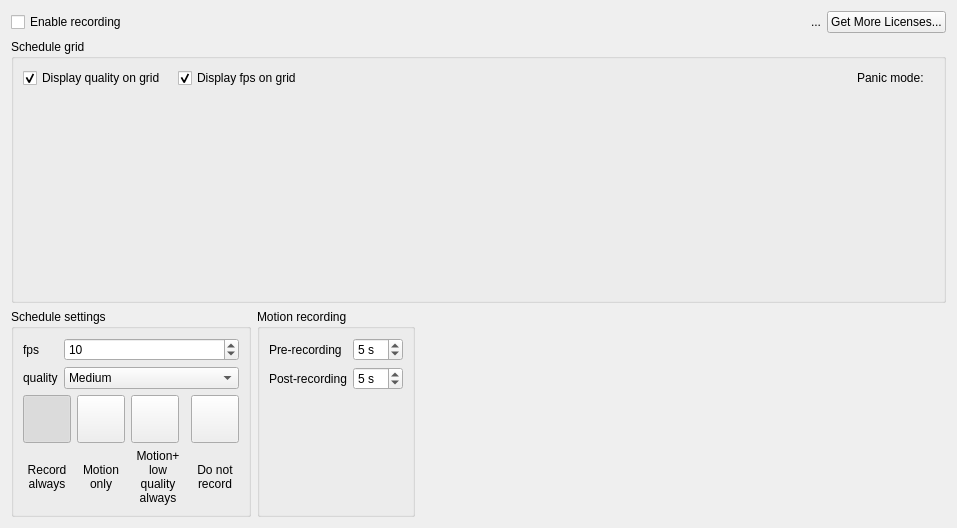
Above: client/src/ui/widgets/properties/camera_schedule_widget.ui from networkoptix/nx_open before the change. Below: the same form after it.
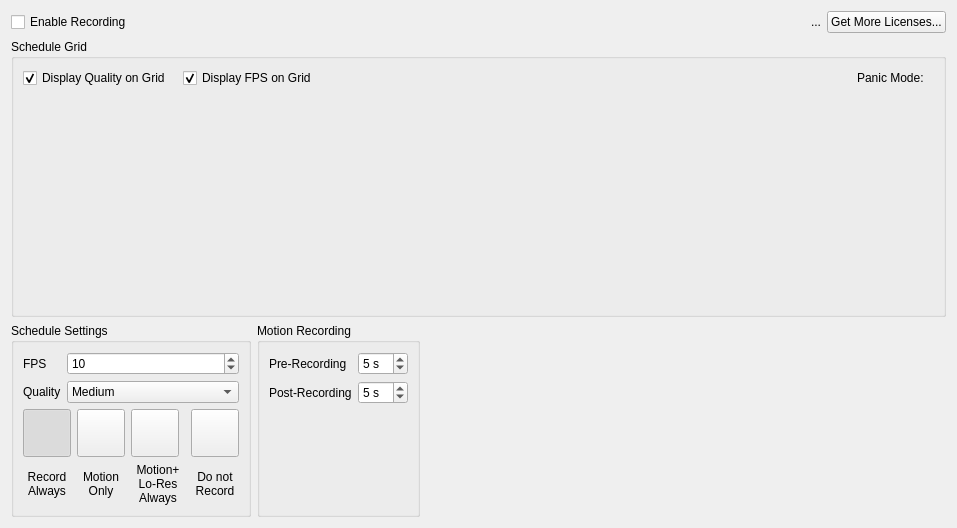
That is the form after the change. Custom widgets are drawn as their Qt base class.

Diff of the .ui file:
```diff
--- a/client/src/ui/widgets/properties/camera_schedule_widget.ui
+++ b/client/src/ui/widgets/properties/camera_schedule_widget.ui
@@ -19,7 +19,7 @@
      <item>
       <widget class="QCheckBox" name="enableRecordingCheckBox">
        <property name="text">
-        <string>Enable recording</string>
+        <string>Enable Recording</string>
        </property>
        <property name="tristate">
         <bool>true</bool>
@@ -58,7 +58,7 @@
    <item>
     <widget class="QGroupBox" name="scheduleGridGroupBox">
      <property name="title">
-      <string>Schedule grid</string>
+      <string>Schedule Grid</string>
      </property>
      <property name="flat">
       <bool>true</bool>
@@ -75,7 +75,7 @@
         <item>
          <widget class="QCheckBox" name="displayQualityCheckBox">
           <property name="text">
-           <string>Display quality on grid</string>
+           <string>Display Quality on Grid</string>
           </property>
           <property name="checked">
            <bool>true</bool>
@@ -101,7 +101,7 @@
         <item>
          <widget class="QCheckBox" name="displayFpsCheckBox">
           <property name="text">
-           <string>Display fps on grid</string>
+           <string>Display FPS on Grid</string>
           </property>
           <property name="checked">
            <bool>true</bool>
@@ -124,7 +124,7 @@
         <item>
          <widget class="QLabel" name="label_3">
           <property name="text">
-           <string>Panic mode: </string>
+           <string>Panic Mode: </string>
           </property>
          </widget>
         </item>
@@ -170,7 +170,7 @@
         </size>
        </property>
        <property name="title">
-        <string>Schedule settings</string>
+        <string>Schedule Settings</string>
        </property>
        <layout class="QVBoxLayout" name="verticalLayout_4">
         <item>
@@ -178,7 +178,7 @@
           <item row="0" column="0">
            <widget class="QLabel" name="label">
             <property name="text">
-             <string>fps</string>
+             <string>FPS</string>
             </property>
            </widget>
           </item>
@@ -201,7 +201,7 @@
           <item row="1" column="0">
            <widget class="QLabel" name="label_2">
             <property name="text">
-             <string>quality</string>
+             <string>Quality</string>
             </property>
            </widget>
           </item>
@@ -287,7 +287,7 @@
                </size>
               </property>
               <property name="text">
-               <string>Record always</string>
+               <string>Record Always</string>
               </property>
               <property name="textFormat">
                <enum>Qt::AutoText</enum>
@@ -341,7 +341,7 @@
             <item>
              <widget class="QLabel" name="labelMotionOnly">
               <property name="text">
-               <string>Motion only</string>
+               <string>Motion Only</string>
               </property>
               <property name="alignment">
                <set>Qt::AlignCenter</set>
@@ -392,7 +392,7 @@
             <item>
              <widget class="QLabel" name="labelMotionPlusLQ">
               <property name="text">
-               <string>Motion+ low quality always</string>
+               <string>Motion+ Lo-Res Always</string>
               </property>
               <property name="alignment">
                <set>Qt::AlignCenter</set>
@@ -443,7 +443,7 @@
             <item>
              <widget class="QLabel" name="label_8">
               <property name="text">
-               <string>Do not record</string>
+               <string>Do not Record</string>
               </property>
               <property name="alignment">
                <set>Qt::AlignCenter</set>
@@ -463,7 +463,7 @@
      <item>
       <widget class="QGroupBox" name="motionGroupBox">
        <property name="title">
-        <string>Motion recording</string>
+        <string>Motion Recording</string>
        </property>
        <property name="flat">
         <bool>false</bool>
@@ -483,7 +483,7 @@
           <item row="0" column="0">
            <widget class="QLabel" name="label_9">
             <property name="text">
-             <string>Pre-recording</string>
+             <string>Pre-Recording</string>
             </property>
            </widget>
           </item>
@@ -512,7 +512,7 @@
              </sizepolicy>
             </property>
             <property name="text">
-             <string>Post-recording</string>
+             <string>Post-Recording</string>
             </property>
            </widget>
           </item>
```
Left out of the diff: 2 changed lines with no effect on the pictures.
